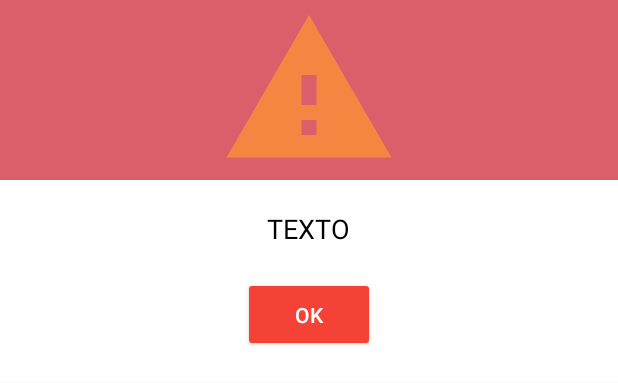
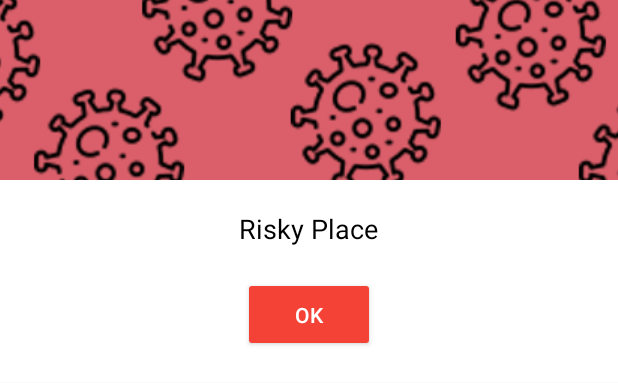
Before and after one commit to doctorpot1/ScareAway-demo, an Android app: the layout sample_alert.xml on its own in the app's theme, with its tools: preview values and no code run, on a phone screen of 412 x 824 dp. Shown: the top 383 px of the screen. Run offline under Robolectric (Android 15) with nearby library versions, the phone set to English and light mode, and no system bars.

Commit message:
updated the look of the alert

```diff
--- a/app/src/main/java/com/example/boon/scareaway/GMapFragment.java
+++ b/app/src/main/java/com/example/boon/scareaway/GMapFragment.java
@@ -30,8 +30,6 @@ import com.google.android.gms.maps.model.MarkerOptions;
 import com.google.android.gms.tasks.OnSuccessListener;
 
 import java.util.ArrayList;
-
-import static android.content.Context.LOCATION_SERVICE;
 
 public class GMapFragment extends Fragment implements OnMapReadyCallback, GoogleMap.OnMapClickListener, GoogleMap.OnMarkerClickListener, LocationListener {
     private GoogleMap map;
--- a/app/src/main/java/com/example/boon/scareaway/MainActivity.java
+++ b/app/src/main/java/com/example/boon/scareaway/MainActivity.java
@@ -48,12 +48,10 @@ public class MainActivity extends AppCompatActivity {
                     break;
                 case R.id.navigation_upload:
                 case R.id.navigation_check_in:
-                    hotFenceManager.DestroyAllGeofence();
                     SafeEntryFragment uploadFragment = new SafeEntryFragment();
                     transaction.replace(R.id.fragmentContainer, uploadFragment);
                     break;
                 case R.id.navigation_help:
-                    hotFenceManager.DestroyAllGeofence();
                     TraceFragment traceFragment = new TraceFragment();
                     transaction.replace(R.id.fragmentContainer, traceFragment);
                     break;
--- a/app/src/main/res/drawable/ic_warning_black_24dp.xml
+++ b/app/src/main/res/drawable/ic_warning_black_24dp.xml
@@ -1,5 +1,5 @@
-<vector android:height="48dp" android:tint="#F38742"
+<vector android:height="24dp" android:tint="#FFFFFF"
     android:viewportHeight="24.0" android:viewportWidth="24.0"
-    android:width="48dp" xmlns:android="http://schemas.android.com/apk/res/android">
+    android:width="24dp" xmlns:android="http://schemas.android.com/apk/res/android">
     <path android:fillColor="#FF000000" android:pathData="M1,21h22L12,2 1,21zM13,18h-2v-2h2v2zM13,14h-2v-4h2v4z"/>
 </vector>
--- a/app/src/main/res/layout/sample_alert.xml
+++ b/app/src/main/res/layout/sample_alert.xml
@@ -5,28 +5,28 @@
     android:background="#ffffffff">
 
     <ImageView
+        android:id="@+id/color"
         android:layout_width="match_parent"
         android:layout_height="120dp"
-        android:id="@+id/a"
+        android:background="#DA5F6A"
         android:gravity="center"
-        android:background="#DA5F6A"
-        android:src="@drawable/ic_warning_black_24dp"
-        android:scaleType="fitCenter" />
+        android:scaleType="center"
+        android:src="@drawable/coronavirus" />
 
     <TextView
+        android:id="@+id/text_dialog"
         android:layout_width="wrap_content"
         android:layout_height="wrap_content"
-        android:text="TEXTO"
-        android:id="@+id/text_dialog"
-        android:layout_below="@+id/a"
-        android:layout_marginTop="20dp"
+        android:layout_below="@+id/color"
+        android:layout_centerHorizontal="true"
+        android:layout_marginBottom="20dp"
         android:layout_marginLeft="4dp"
         android:layout_marginRight="4dp"
-        android:layout_marginBottom="20dp"
-        android:textSize="18sp"
+        android:layout_marginTop="20dp"
+        android:gravity="center_horizontal"
+        android:text="Risky Place"
         android:textColor="#ff000000"
-        android:layout_centerHorizontal="true"
-        android:gravity="center_horizontal" />
+        android:textSize="18sp" />
 
     <Button
         android:id="@+id/btn_dialog"
```
Also changed, not shown: app/src/main/res/drawable/coronavirus.png (added).
